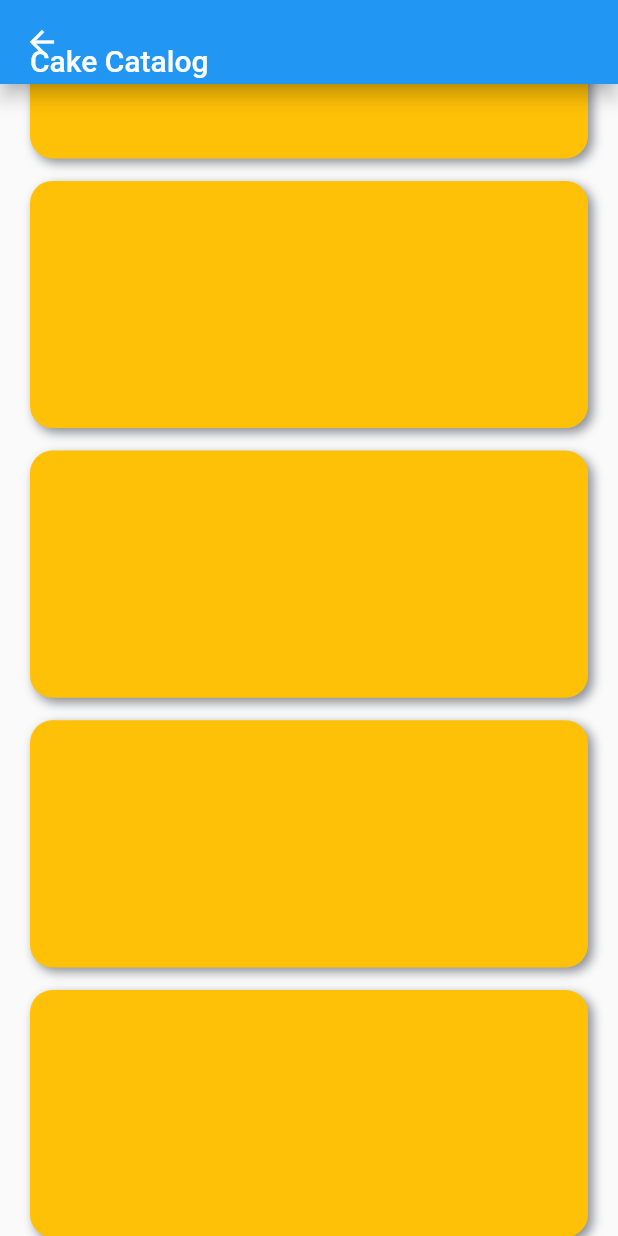
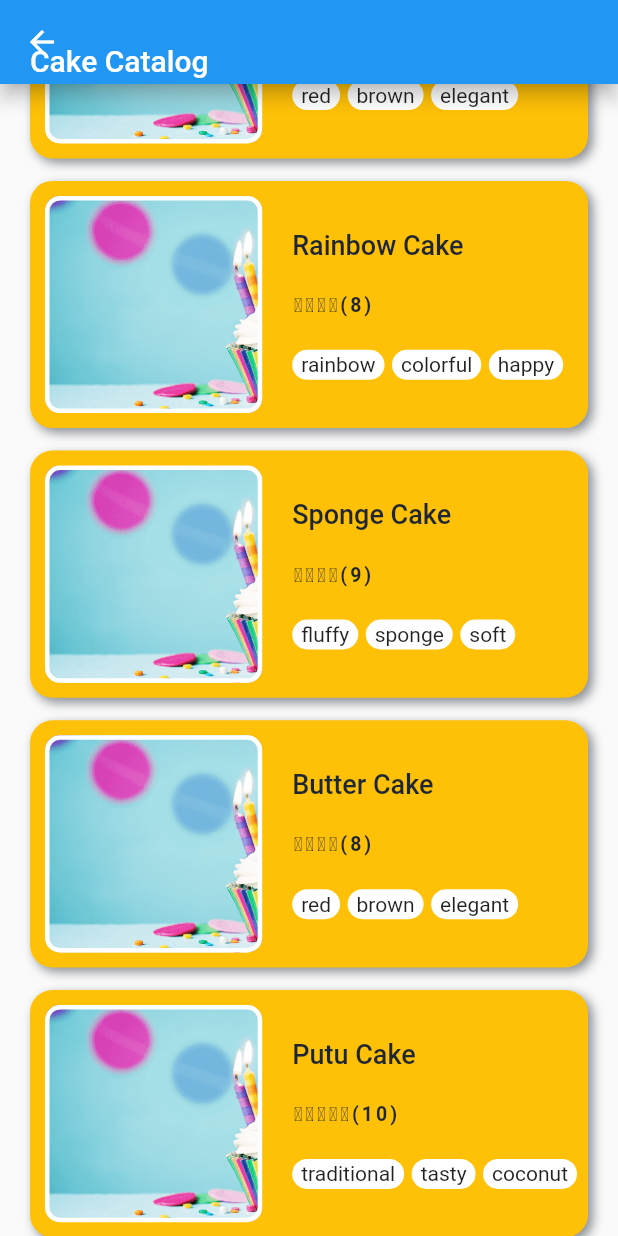
Before and after one commit to arif-pandu/dicoding_submission, a Flutter app: the HomePage screen opened directly, scrolled down 239 dp, on a phone screen of 412 x 824 dp. Run offline on Flutter 3.47's test engine with Material 2 defaults, Android fonts, the phone set to English and light mode, and no system bars.

Commit message:
Update thumbnail UI

```diff
--- /dev/null
+++ b/lib/const/catalog_data.dart
@@ -0,0 +1,52 @@
+List<Map<String, dynamic>> cakeList = [
+  {
+    "name": "Red Velvet",
+    "price": 25,
+    "rating": 10,
+    "keyword": [
+      "red",
+      "brown",
+      "elegant",
+    ],
+  },
+  {
+    "name": "Rainbow Cake",
+    "price": 20,
+    "rating": 8,
+    "keyword": [
+      "rainbow",
+      "colorful",
+      "happy",
+    ],
+  },
+  {
+    "name": "Sponge Cake",
+    "price": 20,
+    "rating": 9,
+    "keyword": [
+      "fluffy",
+      "sponge",
+      "soft",
+    ],
+  },
+  {
+    "name": "Butter Cake",
+    "price": 18,
+    "rating": 8,
+    "keyword": [
+      "red",
+      "brown",
+      "elegant",
+    ],
+  },
+  {
+    "name": "Putu Cake",
+    "price": 5,
+    "rating": 10,
+    "keyword": [
+      "traditional",
+      "tasty",
+      "coconut",
+    ],
+  },
+];
--- a/lib/const/test_style.dart
+++ b/lib/const/text_style.dart
@@ -17,4 +17,14 @@ class AppTextStyle {
     fontWeight: FontWeight.bold,
     color: AppColor.blackColor,
   );
+  static const TextStyle styleSubTitle = TextStyle(
+    fontSize: 18,
+    fontWeight: FontWeight.w500,
+    color: AppColor.blackColor,
+  );
+  static const TextStyle styleDescription = TextStyle(
+    fontSize: 15,
+    fontWeight: FontWeight.w400,
+    color: AppColor.blackColor,
+  );
 }
--- a/lib/const/user_data.dart
+++ /dev/null
@@ -1,38 +0,0 @@
-List<Map<String, dynamic>> userList = [
-  {
-    "name": "Ucok",
-    "age": "25",
-    "favorite": [
-      "car",
-      "bycicle",
-      "game",
-    ],
-  },
-  {
-    "name": "Herp",
-    "age": "20",
-    "favorite": [
-      "meme",
-      "jokes",
-      "drwaing",
-    ],
-  },
-  {
-    "name": "Roll and Rick",
-    "age": "27",
-    "favorite": [
-      "sing",
-      "never gonna give you",
-      "up",
-    ],
-  },
-  {
-    "name": "Mad Dog",
-    "age": "25",
-    "favorite": [
-      "fight",
-      "film",
-      "acting",
-    ],
-  }
-];
--- a/lib/page/homepage.dart
+++ b/lib/page/homepage.dart
@@ -1,5 +1,6 @@
 // ignore_for_file: prefer_const_literals_to_create_immutables, prefer_const_constructors
 
+import 'package:dicoding_submission/const/catalog_data.dart';
 import 'package:dicoding_submission/const/color.dart';
 import 'package:dicoding_submission/widget/thumbnail_item.dart';
 import 'package:flutter/material.dart';
@@ -15,13 +16,14 @@ class _HomePageState extends State<HomePage> {
   //
   Alignment alignTitle = Alignment.centerLeft;
 
-  Future<void> changeAlignment() async {
-    print("Alignment Changed!");
+  Future<void> stretchHeader() async {
+    print("Header Stretched!");
   }
 
   @override
   void initState() {
     super.initState();
+    debugPrint("Success Login :)");
   }
 
   @override
@@ -43,7 +45,7 @@ class _HomePageState extends State<HomePage> {
             titleSpacing: 0.0,
             stretch: true,
             stretchTriggerOffset: 50,
-            onStretchTrigger: changeAlignment,
+            onStretchTrigger: stretchHeader,
             flexibleSpace: FlexibleSpaceBar(
               titlePadding: EdgeInsetsDirectional.only(
                 top: 25,
@@ -71,15 +73,6 @@ class _HomePageState extends State<HomePage> {
                   "assets/image/header_image.png",
                   fit: BoxFit.cover,
                 ),
-                // decoration: BoxDecoration(
-                //   color: AppColor.orangeColor,
-                //   image: DecorationImage(
-                //     image: AssetImage(
-                //       "assets/image/header_image.png",
-                //     ),
-                //     fit: BoxFit.cover,
-                //   ),
-                // ),
               ),
             ),
           ),
@@ -87,8 +80,15 @@ class _HomePageState extends State<HomePage> {
             child: Column(
               children: [
                 ...List.generate(
-                  5,
-                  (index) => ItemThumb(height: height, width: width),
+                  cakeList.length,
+                  (index) => ItemThumb(
+                    height: height,
+                    width: width,
+                    cakeName: cakeList[index]["name"],
+                    cakePrice: cakeList[index]["price"],
+                    cakeRating: cakeList[index]["rating"],
+                    cakeKeyword: cakeList[index]["keyword"],
+                  ),
                 ),
               ],
             ),
--- a/lib/page/login.dart
+++ b/lib/page/login.dart
@@ -1,7 +1,7 @@
 import 'dart:math';
 
 import 'package:dicoding_submission/const/color.dart';
-import 'package:dicoding_submission/const/test_style.dart';
+import 'package:dicoding_submission/const/text_style.dart';
 import 'package:dicoding_submission/page/homepage.dart';
 import 'package:dicoding_submission/widget/bg.dart';
 import 'package:flutter/material.dart';
--- a/lib/widget/thumbnail_item.dart
+++ b/lib/widget/thumbnail_item.dart
@@ -1,4 +1,5 @@
 import 'package:dicoding_submission/const/color.dart';
+import 'package:dicoding_submission/const/text_style.dart';
 import 'package:flutter/material.dart';
 
 class ItemThumb extends StatelessWidget {
@@ -6,15 +7,26 @@ class ItemThumb extends StatelessWidget {
     Key? key,
     required this.height,
     required this.width,
+    required this.cakeName,
+    required this.cakePrice,
+    required this.cakeRating,
+    required this.cakeKeyword,
   }) : super(key: key);
 
   final double height;
   final double width;
+  final String cakeName;
+  final int cakePrice;
+  final int cakeRating;
+  final List cakeKeyword;
 
   @override
   Widget build(BuildContext context) {
+    String starUnicode = "\u2605";
+
     return Container(
-      margin: EdgeInsets.only(top: 15, left: 20, right: 20),
+      margin: const EdgeInsets.only(top: 15, left: 20, right: 20),
+      padding: const EdgeInsets.all(10),
       height: height * 0.2,
       width: width,
       decoration: BoxDecoration(
@@ -23,8 +35,66 @@ class ItemThumb extends StatelessWidget {
         boxShadow: [
           BoxShadow(
             color: AppColor.blackColor.withOpacity(0.5),
-            offset: Offset(3, 3),
+            offset: const Offset(3, 3),
             blurRadius: 5,
+          ),
+        ],
+      ),
+      child: Row(
+        mainAxisAlignment: MainAxisAlignment.start,
+        children: [
+          // Image Thumbnail
+          AspectRatio(
+            aspectRatio: 1 / 1,
+            child: Container(
+              height: double.infinity,
+              decoration: BoxDecoration(
+                border: Border.all(width: 3, color: AppColor.whiteColor),
+                borderRadius: BorderRadius.circular(10),
+                color: AppColor.orangeColor,
+                image: const DecorationImage(
+                  image: AssetImage("assets/image/header_image.png"),
+                  fit: BoxFit.cover,
+                ),
+              ),
+            ),
+          ),
+          const SizedBox(
+            width: 20,
+          ),
+          Column(
+            crossAxisAlignment: CrossAxisAlignment.start,
+            mainAxisAlignment: MainAxisAlignment.spaceEvenly,
+            children: [
+              Text(
+                cakeName,
+                style: AppTextStyle.styleSubTitle,
+              ),
+              Text(
+                (starUnicode * (cakeRating.toDouble() ~/ 2)).toString() + "($cakeRating)",
+                style: AppTextStyle.styleThin.copyWith(
+                  fontWeight: FontWeight.w600,
+                  letterSpacing: 2,
+                ),
+              ),
+              Row(
+                children: [
+                  ...List.generate(
+                    cakeKeyword.length,
+                    (index) => Container(
+                      margin: const EdgeInsets.only(right: 5),
+                      padding: const EdgeInsets.symmetric(vertical: 2, horizontal: 6),
+                      decoration: BoxDecoration(borderRadius: BorderRadius.circular(10), color: AppColor.whiteColor),
+                      child: Text(cakeKeyword[index]),
+                    ),
+                  ),
+                ],
+              ),
+              // Text(
+              //   cakeKeyword.toString().replaceAll("[", "").replaceAll("]", ""),
+              //   style: AppTextStyle.styleDescription,
+              // ),
+            ],
           ),
         ],
       ),
```
